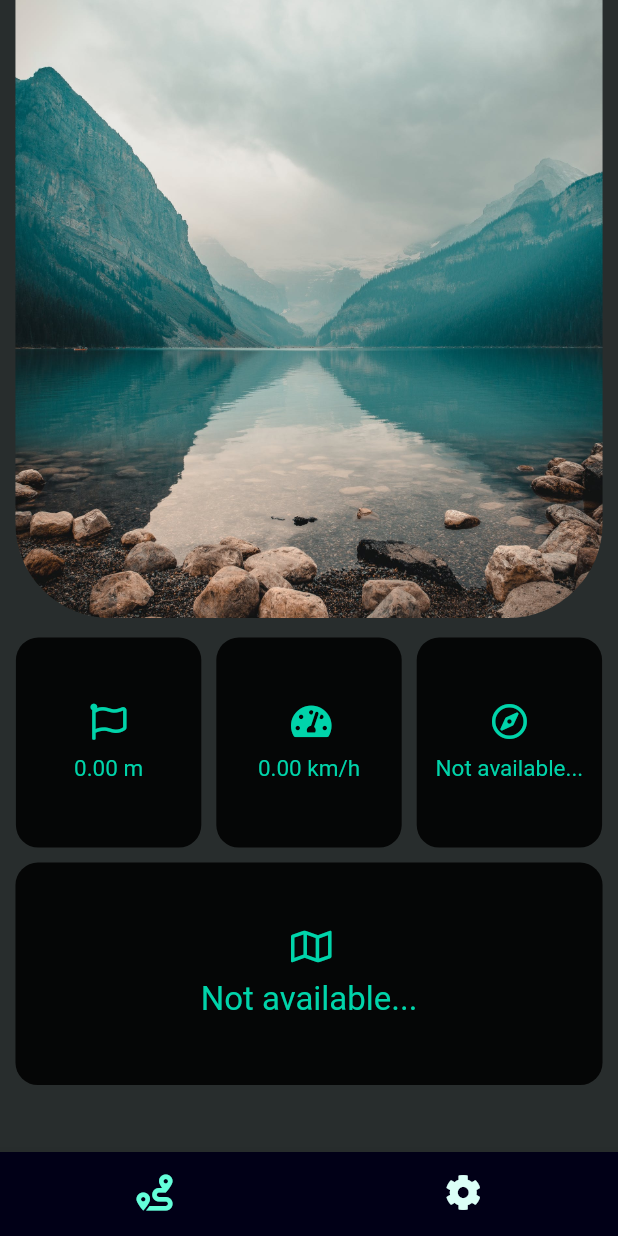
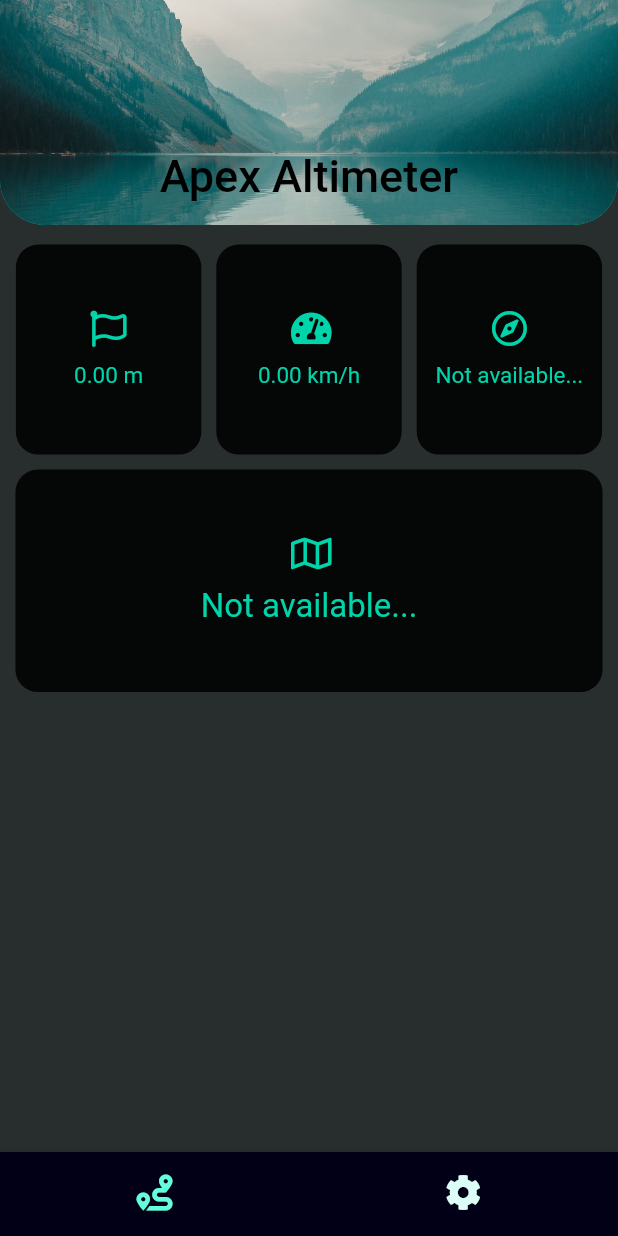
Before and after one commit to Matween/Apex-Altimeter, a Flutter app: the screen it shows after launch, on a phone screen of 412 x 824 dp. Run offline on Flutter 3.47's test engine with Material 2 defaults, Android fonts, the phone set to English and light mode, and no system bars; our stand-ins replace font_awesome_flutter, geolocator, shared_preferences; missing offline and left inert: geocoder.

Commit message:
Make the app more responsive, add more realtime features, make the UI better

```diff
--- a/lib/constants.dart
+++ b/lib/constants.dart
@@ -2,6 +2,8 @@ import 'package:flutter/material.dart';
 import 'package:shared_preferences/shared_preferences.dart';
 
 class Constants {
+
+  static Size size = Size.fromHeight(300);
 
   static ThemeData lightTheme = ThemeData(
     visualDensity: VisualDensity.adaptivePlatformDensity,
--- a/lib/frontpage.dart
+++ b/lib/frontpage.dart
@@ -1,187 +1,94 @@
-import 'dart:async';
 import 'dart:ui';
 
+import 'package:apex_altimeter/altimeter.dart';
 import 'package:apex_altimeter/info.dart';
 import 'package:flutter/material.dart';
-import 'package:geolocator/geolocator.dart';
-import 'package:geocoder/geocoder.dart';
 import 'package:font_awesome_flutter/font_awesome_flutter.dart';
 
+import 'constants.dart';
+
 class FrontPage extends StatefulWidget {
-  FrontPage(
-      {Key key,
+  FrontPage({
+    Key key,
     this.title,
     this.backgroundPic,
     this.darkTheme,
     this.units,
     this.address,
-      this.position})
-      : super(key: key);
+  }) : super(key: key);
 
   final String title;
   final String backgroundPic;
   final bool darkTheme;
   final String units;
   final String address;
-  final Position position;
 
   @override
   _FrontPageState createState() => _FrontPageState(
         backgroundPic: backgroundPic,
         darkTheme: darkTheme,
-      units: units);
+        units: units
+      );
 }
 
 class _FrontPageState extends State<FrontPage> {
   bool darkTheme;
+  String backgroundPic;
   String units;
-  String backgroundPic;
+  final alert = AlertDialog(
+    title: Text('Permission denied!'),
+    content: Text('Please enable location and internet permission.'),
+  );
 
-  bool _serviceEnabled = false;
-  LocationPermission _permissionGranted;
-  Position position;
-  String address;
-  StreamSubscription<Position> positionSubscription;
+  _FrontPageState({
+    this.backgroundPic,
+    this.darkTheme,
+    this.units
+  });
 
-  _FrontPageState(
-      {this.backgroundPic,
-      this.darkTheme,
-      this.units});
+  Future<void> _getPositionData() async{
+    Altimeter.getLocationData().listen((position) => {
+      setState(() {
+        Altimeter.position = position;
+      }),
+      Altimeter.getAddress(position).then((address) => {
+        setState(() {
+          Altimeter.address = address;
+        })
+      })
+    });
+  }
 
   @override
   void initState() {
     super.initState();
-    _getLocationData();
+    Altimeter.isPermissionGranted().then((permission) => {
+          if (!permission) {
+              showDialog(
+                  context: context, builder: (BuildContext context) => alert)
             }
+        });
+    _getPositionData();
+
+  }
+
 
   @override
   void dispose() {
     super.dispose();
-    positionSubscription.cancel();
-  }
-
-  _getDMSFromLatLong(double lat, double lon) {
-    var latResult, lonResult;
-
-    latResult = (lat >= 0) ? 'N' : 'S';
-    lonResult = (lon >= 0) ? 'E' : 'W';
-
-    String dmsLat = _getDMS(lat) + ' ' + latResult;
-    String dmsLon = _getDMS(lon) + ' ' + lonResult;
-
-    return dmsLat + '\n' + dmsLon;
-  }
-
-  _getDMS(double val) {
-    var valDeg, valMin, valSec, result;
-
-    valDeg = val.floor();
-
-    result = valDeg.abs().toString() + 'º ';
-
-    valMin = ((val - valDeg) * 60).floor();
-
-    result += valMin.toString() + "' ";
-
-    valSec = ((val - valDeg - valMin / 60) * 3600 * 1000).round() / 1000;
-
-    result += valSec.floor().toString() + '" ';
-
-    return result;
-  }
-
-  _getFtOrMetersUnits(double val) {
-    return units == 'metric'
-        ? val.toStringAsFixed(2) + ' m'
-        : (val * 3.28084).toStringAsFixed(2) + ' ft';
-  }
-
-  _getKmOrMilesUnits(double val) {
-    return units == 'metric'
-        ? (val * 3.6).toStringAsFixed(2) + ' km/h'
-        : (val * 2.236936).toStringAsFixed(2) + ' mph';
-  }
-
-  Future<Null> _checkPermissionServices() async {
-    _serviceEnabled = await isLocationServiceEnabled();
-    if (!_serviceEnabled) {
-      showDialog(
-          context: context,
-          builder: (BuildContext context) {
-            return AlertDialog(
-              title: Text('Location Services'),
-              content: Text('Please enable location services.'),
-            );
-          });
-    }
-    _permissionGranted = await checkPermission();
-    if (_permissionGranted == LocationPermission.denied) {
-      _permissionGranted = await requestPermission();
-      if (_permissionGranted == LocationPermission.denied ||
-          _permissionGranted == LocationPermission.deniedForever) {
-        showDialog(
-            context: context,
-            builder: (BuildContext context) {
-              return AlertDialog(
-                title: Text('Location Permissions'),
-                content: Text('Please allow location services for this app.'),
-              );
-            });
-      }
-    }
-  }
-
-  Future<void> _getLocationData() async {
-    _checkPermissionServices();
-    positionSubscription =
-        getPositionStream(desiredAccuracy: LocationAccuracy.bestForNavigation)
-            .listen((Position pos) {
-          setState(() {
-            position = pos;
-          });
-
-          _getAddress();
-        });
-  }
-
-  Future<void> _getAddress() async {
-    final coordinates = Coordinates(position.latitude, position.longitude);
-    var addresses =
-    await Geocoder.local.findAddressesFromCoordinates(coordinates);
-    var first = addresses.first;
-
-    setState(() {
-      address = '${first.adminArea}\n${first.countryName}';
-    });
   }
 
   @override
   Widget build(BuildContext context) {
     Size size = MediaQuery.of(context).size;
+    Constants.size = size;
     return Scaffold(
       body: RefreshIndicator(
-        onRefresh: _getLocationData,
+        onRefresh: _getPositionData,
         child: ListView(
           children: <Widget>[
             Column(
               children: <Widget>[
-                Row(
-                  mainAxisAlignment: MainAxisAlignment.center,
-                  children: <Widget>[
-                    Container(
-                      width: size.width * 0.95,
-                      height: size.height * 0.50,
-                      decoration: BoxDecoration(
-                          borderRadius: BorderRadius.only(
-                              bottomLeft: Radius.circular(63),
-                              bottomRight: Radius.circular(63)),
-                          image: DecorationImage(
-                              alignment: Alignment.centerLeft,
-                              fit: BoxFit.cover,
-                              image: AssetImage(backgroundPic))),
-                    )
-                  ],
-                ),
                 Padding(
                   padding: EdgeInsets.only(bottom: 8),
                 ),
@@ -189,8 +96,10 @@ class _FrontPageState extends State<FrontPage> {
                   mainAxisAlignment: MainAxisAlignment.center,
                   children: <Widget>[
                     Info(
-                      text: _getFtOrMetersUnits(
-                          position == null ? 0 : position.altitude),
+                      text: Altimeter.getFtOrMetersUnits(
+                          Altimeter.position == null
+                              ? 0
+                              : Altimeter.position.altitude, units),
                       image: FontAwesomeIcons.flag,
                       font: 15,
                       width: size.width * 0.3,
@@ -201,8 +110,10 @@ class _FrontPageState extends State<FrontPage> {
                           : Colors.black38,
                     ),
                     Info(
-                      text: _getKmOrMilesUnits(
-                          position == null ? 0 : position.speed),
+                      text: Altimeter.getKmOrMilesUnits(
+                          Altimeter.position == null
+                              ? 0
+                              : Altimeter.position.speed, units),
                       image: FontAwesomeIcons.tachometerAlt,
                       font: 15,
                       width: size.width * 0.3,
@@ -213,9 +124,10 @@ class _FrontPageState extends State<FrontPage> {
                           : Colors.black38,
                     ),
                     Info(
-                      text: position != null
-                          ? _getDMSFromLatLong(
-                              position.latitude, position.longitude)
+                      text: Altimeter.position != null
+                          ? Altimeter.getDMSFromLatLong(
+                              Altimeter.position.latitude,
+                              Altimeter.position.longitude)
                           : 'Not available...',
                       image: FontAwesomeIcons.compass,
                       font: 15,
@@ -231,7 +143,7 @@ class _FrontPageState extends State<FrontPage> {
                 Column(
                   children: <Widget>[
                     Info(
-                      text: address ?? 'Not available...',
+                      text: Altimeter.address ?? 'Not available...',
                       image: FontAwesomeIcons.map,
                       font: 22,
                       width: size.width * 0.95,
--- a/lib/main.dart
+++ b/lib/main.dart
@@ -6,6 +6,7 @@ import 'package:apex_altimeter/constants.dart';
 import 'package:apex_altimeter/frontpage.dart';
 import 'package:apex_altimeter/settings.dart';
 import 'package:flutter/material.dart';
+import 'package:flutter/rendering.dart';
 import 'package:flutter/services.dart';
 import 'package:font_awesome_flutter/font_awesome_flutter.dart';
 import 'package:shared_preferences/shared_preferences.dart';
@@ -35,8 +36,6 @@ class MyHomePageState extends State<MyHomePage> {
   bool dark = false;
   String units = 'metric';
 
-
-
   void refreshUnits(String unitsC) {
     setState(() {
       units = unitsC;
@@ -51,7 +50,9 @@ class MyHomePageState extends State<MyHomePage> {
 
   Future<bool> getTheme({bool isInBuilder = false}) async {
     return Constants.prefs.then((SharedPreferences preferences) {
-      var dt = preferences.getBool('theme') != null ? preferences.getBool('theme') : true;
+      var dt = preferences.getBool('theme') != null
+          ? preferences.getBool('theme')
+          : true;
       if (!isInBuilder) {
         setState(() {
           dark = dt;
@@ -63,7 +64,9 @@ class MyHomePageState extends State<MyHomePage> {
 
   Future<String> getUnits({bool isInBuilder = false}) async {
     return Constants.prefs.then((SharedPreferences prefrences) {
-      var un = prefrences.getString('units') != null ? prefrences.get('units') : 'metric';
+      var un = prefrences.getString('units') != null
+          ? prefrences.get('units')
+          : 'metric';
       if (!isInBuilder) {
         setState(() {
           units = un;
@@ -72,8 +75,6 @@ class MyHomePageState extends State<MyHomePage> {
       return un;
     });
   }
-
-
 
   int _selectedIndex = 0;
 
@@ -122,7 +123,34 @@ class MyHomePageState extends State<MyHomePage> {
         debugShowCheckedModeBanner: false,
         theme: dark ? Constants.darkTheme : Constants.lightTheme,
         home: Scaffold(
-          body: FutureBuilder<List>(
+            body: CustomScrollView(
+              physics: const BouncingScrollPhysics(
+                  parent: AlwaysScrollableScrollPhysics()),
+              slivers: <Widget>[
+                SliverAppBar(
+                  stretch: true,
+                  shape: RoundedRectangleBorder(borderRadius: BorderRadius.only(bottomRight: Radius.circular(30), bottomLeft: Radius.circular(30))),
+                  onStretchTrigger: () {
+                    // Function callback for stretch
+                    return Future.value();
+                  },
+                  pinned: true,
+                  expandedHeight: Constants.size.height * 0.5,
+                  flexibleSpace: FlexibleSpaceBar(
+                    stretchModes: <StretchMode>[
+                      StretchMode.zoomBackground,
+                    ],
+                    centerTitle: true,
+                    title: const Text('Apex Altimeter'),
+                    background: Container(
+                      decoration: BoxDecoration(
+                        image: DecorationImage(image: AssetImage(backgroundPic), fit: BoxFit.cover),
+                          borderRadius: BorderRadius.only(bottomRight: Radius.circular(30), bottomLeft: Radius.circular(30))
+                      ),
+                    )
+                  ),
+                ),
+                SliverFillRemaining(child: FutureBuilder<List>(
                   future: Future.wait([
                     getTheme(isInBuilder: true),
                     getUnits(isInBuilder: true)
@@ -135,6 +163,9 @@ class MyHomePageState extends State<MyHomePage> {
                       child: CircularProgressIndicator(),
                     );
                   },
+                ),)
+
+              ],
             ),
             bottomNavigationBar: BottomNavigationBar(
               onTap: onTapOpened,
@@ -144,14 +175,15 @@ class MyHomePageState extends State<MyHomePage> {
               items: [
                 BottomNavigationBarItem(
                   icon: Icon(FontAwesomeIcons.route),
-                title: Text(''),
+                  label: '',
                 ),
                 BottomNavigationBarItem(
                   icon: Icon(FontAwesomeIcons.cog),
-                title: Text(''),
+                  label: '',
                 )
               ],
-          ),
-        ));
+            )
+        )
+    );
   }
 }
--- a/lib/settings.dart
+++ b/lib/settings.dart
@@ -21,7 +21,7 @@ class _SettingsPageState extends State<SettingsPage> {
 
   Function notifyParentUnits;
   Function notifyParentTheme;
-  String radioValueUnits = 'metric';
+  String radioValueUnits;
   bool darkTheme = false;
 
   void _handleRadioValueUnitsChange(String units) {
@@ -53,7 +53,6 @@ class _SettingsPageState extends State<SettingsPage> {
   @override
   Widget build(BuildContext context) {
     return Scaffold(
-          appBar: AppBar(title: Text('Settings'),),
           body: Container(
             child: Column(
               children: <Widget>[
```
Lines whose indentation alone changed are shown as unchanged.
